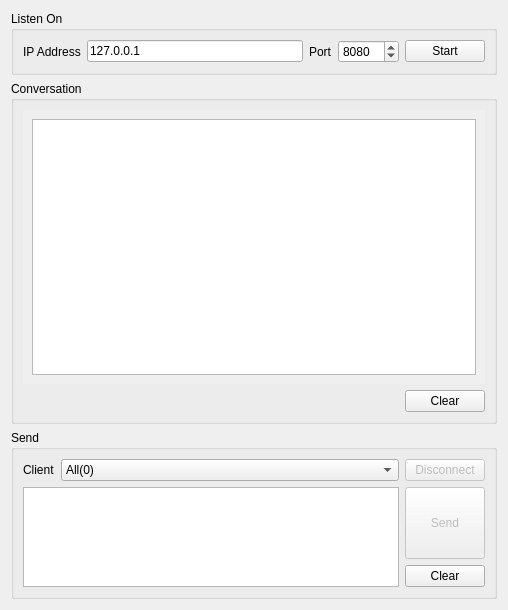
First picture: the form in tcpserverwidget.ui, repository junliangdg/QSocketTest, before the edit.
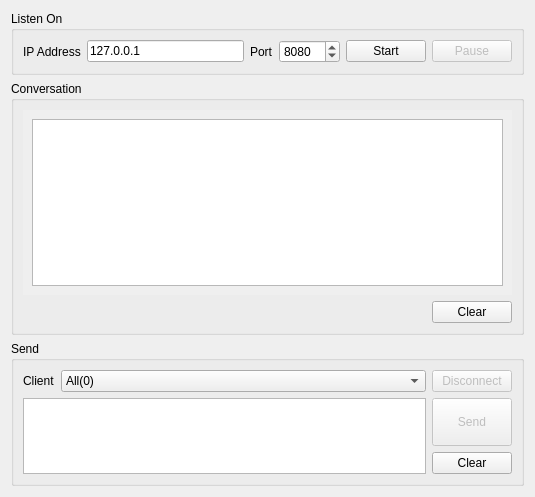
Second picture: the form after the edit.

The edit to the form file:
```diff
--- a/tcpserverwidget.ui
+++ b/tcpserverwidget.ui
@@ -6,8 +6,8 @@
    <rect>
     <x>0</x>
     <y>0</y>
-    <width>508</width>
-    <height>610</height>
+    <width>535</width>
+    <height>497</height>
    </rect>
   </property>
   <property name="windowTitle">
@@ -20,6 +20,35 @@
       <string>Listen On</string>
      </property>
      <layout class="QGridLayout" name="gridLayout">
+      <item row="0" column="1">
+       <widget class="QPushButton" name="actionPushButton">
+        <property name="sizePolicy">
+         <sizepolicy hsizetype="Minimum" vsizetype="Fixed">
+          <horstretch>0</horstretch>
+          <verstretch>0</verstretch>
+         </sizepolicy>
+        </property>
+        <property name="text">
+         <string>Start</string>
+        </property>
+       </widget>
+      </item>
+      <item row="0" column="2">
+       <widget class="QPushButton" name="pausePushButton">
+        <property name="enabled">
+         <bool>false</bool>
+        </property>
+        <property name="sizePolicy">
+         <sizepolicy hsizetype="Minimum" vsizetype="Fixed">
+          <horstretch>0</horstretch>
+          <verstretch>0</verstretch>
+         </sizepolicy>
+        </property>
+        <property name="text">
+         <string>Pause</string>
+        </property>
+       </widget>
+      </item>
       <item row="0" column="0">
        <layout class="QHBoxLayout" name="horizontalLayout">
         <item>
@@ -55,13 +84,6 @@
         </item>
        </layout>
       </item>
-      <item row="0" column="1">
-       <widget class="QPushButton" name="actionPushButton">
-        <property name="text">
-         <string>Start</string>
-        </property>
-       </widget>
-      </item>
      </layout>
     </widget>
    </item>
@@ -84,8 +106,8 @@
           <rect>
            <x>0</x>
            <y>0</y>
-           <width>462</width>
-           <height>246</height>
+           <width>489</width>
+           <height>158</height>
           </rect>
          </property>
          <layout class="QGridLayout" name="gridLayout_4">
```
